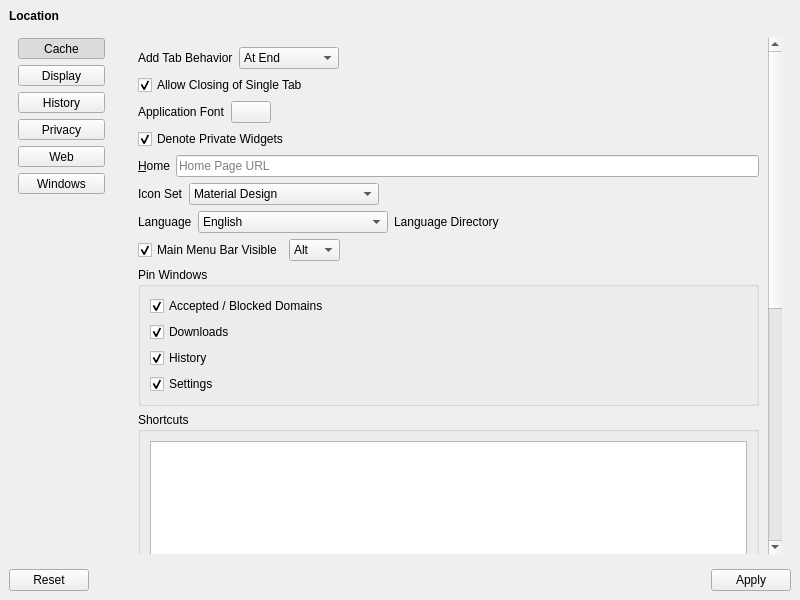
Above: UI/dooble_settings.ui from textbrowser/dooble before the change. Below: the same form after it.
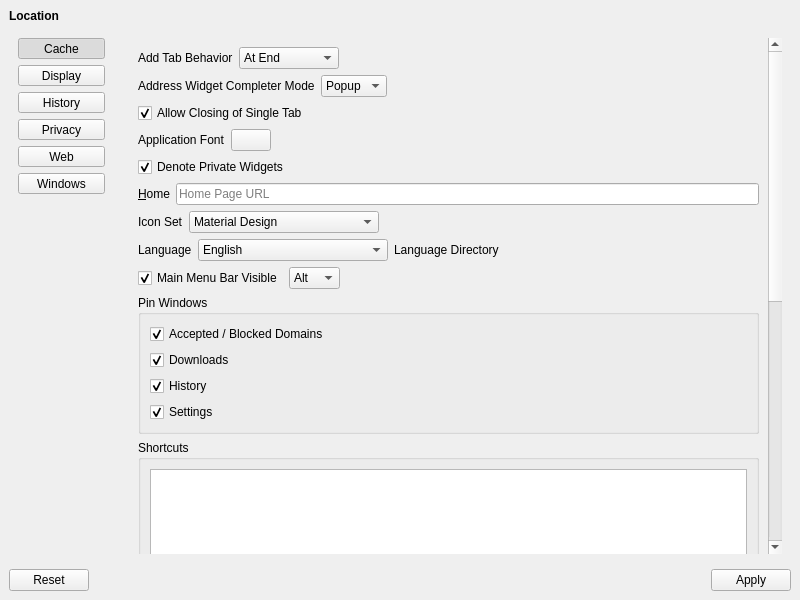
That is the form after the change. The open tabs and pages were chosen to show the change. Icons and pictures are not drawn.

Diff of the .ui file:
```diff
--- a/UI/dooble_settings.ui
+++ b/UI/dooble_settings.ui
@@ -372,7 +372,7 @@
                <x>0</x>
                <y>0</y>
                <width>642</width>
-               <height>1214</height>
+               <height>1258</height>
               </rect>
              </property>
              <layout class="QVBoxLayout" name="verticalLayout_19">
@@ -420,6 +420,50 @@
                 </item>
                </layout>
               </item>
+              <item>
+               <layout class="QHBoxLayout" name="horizontalLayout_25">
+                <item>
+                 <widget class="QLabel" name="label_50">
+                  <property name="text">
+                   <string>Address Widget Completer Mode</string>
+                  </property>
+                 </widget>
+                </item>
+                <item>
+                 <widget class="QComboBox" name="address_widget_completer_mode">
+                  <property name="currentIndex">
+                   <number>1</number>
+                  </property>
+                  <property name="sizeAdjustPolicy">
+                   <enum>QComboBox::AdjustToContents</enum>
+                  </property>
+                  <item>
+                   <property name="text">
+                    <string>Inline</string>
+                   </property>
+                  </item>
+                  <item>
+                   <property name="text">
+                    <string>Popup</string>
+                   </property>
+                  </item>
+                 </widget>
+                </item>
+                <item>
+                 <spacer name="horizontalSpacer_26">
+                  <property name="orientation">
+                   <enum>Qt::Horizontal</enum>
+                  </property>
+                  <property name="sizeHint" stdset="0">
+                   <size>
+                    <width>40</width>
+                    <height>20</height>
+                   </size>
+                  </property>
+                 </spacer>
+                </item>
+               </layout>
+              </item>
               <item>
                <widget class="QCheckBox" name="allow_closing_of_single_tab">
                 <property name="text">
```
Left out of the diff: 2 changed lines with no effect on the pictures.
